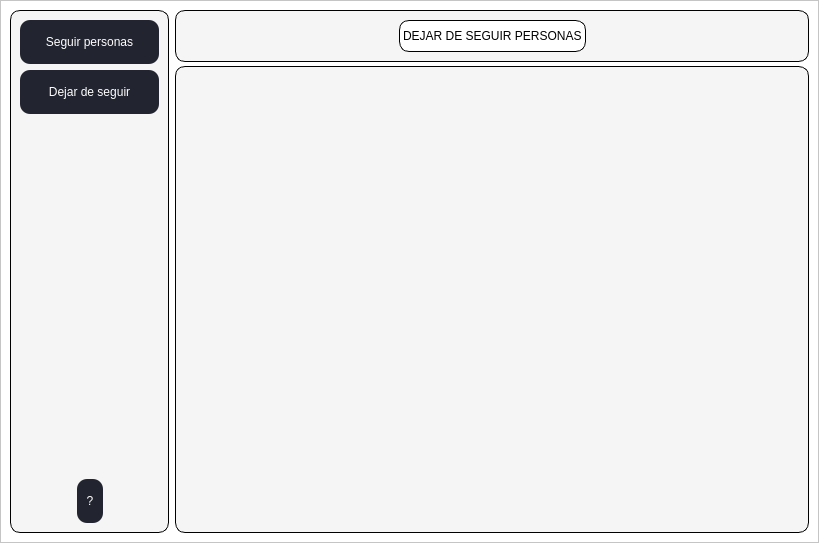
First picture: the form in ui_files/diseño.ui, repository enocsolano/bot_instagram, before the edit.
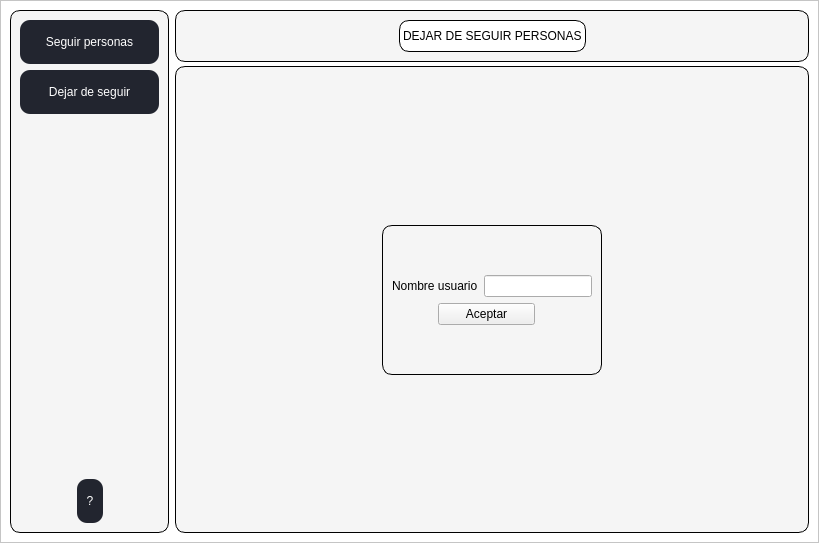
Second picture: the form after the edit. The open tabs and pages were chosen to show the change.

Commit message: "ui_files: Diseño.ui - Agregué el diseño de la pantalla dejar de seguir personas"

Diff of the .ui file:
```diff
--- a/ui_files/diseño.ui
+++ b/ui_files/diseño.ui
@@ -13,10 +13,7 @@
   <property name="windowTitle">
    <string>Form</string>
   </property>
-  <layout class="QHBoxLayout" name="horizontalLayout">
-   <property name="spacing">
-    <number>0</number>
-   </property>
+  <layout class="QGridLayout" name="gridLayout_2">
    <property name="leftMargin">
     <number>0</number>
    </property>
@@ -29,7 +26,7 @@
    <property name="bottomMargin">
     <number>0</number>
    </property>
-   <item>
+   <item row="0" column="0">
     <widget class="QFrame" name="frame_padre">
      <property name="styleSheet">
       <string notr="true">QFrame,frame padre{
@@ -140,7 +137,7 @@
       <item>
        <widget class="QStackedWidget" name="stackedWidget">
         <property name="currentIndex">
-         <number>0</number>
+         <number>1</number>
         </property>
         <widget class="QWidget" name="page_seguir_personas">
          <property name="styleSheet">
@@ -326,6 +323,131 @@
             <property name="frameShadow">
              <enum>QFrame::Raised</enum>
             </property>
+            <layout class="QGridLayout" name="gridLayout_3">
+             <item row="0" column="1">
+              <spacer name="verticalSpacer_6">
+               <property name="orientation">
+                <enum>Qt::Vertical</enum>
+               </property>
+               <property name="sizeHint" stdset="0">
+                <size>
+                 <width>20</width>
+                 <height>104</height>
+                </size>
+               </property>
+              </spacer>
+             </item>
+             <item row="1" column="0">
+              <spacer name="horizontalSpacer_7">
+               <property name="orientation">
+                <enum>Qt::Horizontal</enum>
+               </property>
+               <property name="sizeHint" stdset="0">
+                <size>
+                 <width>150</width>
+                 <height>20</height>
+                </size>
+               </property>
+              </spacer>
+             </item>
+             <item row="1" column="1" colspan="2">
+              <widget class="QFrame" name="frame">
+               <property name="frameShape">
+                <enum>QFrame::StyledPanel</enum>
+               </property>
+               <property name="frameShadow">
+                <enum>QFrame::Raised</enum>
+               </property>
+               <layout class="QGridLayout" name="gridLayout_4">
+                <item row="0" column="0">
+                 <spacer name="verticalSpacer_3">
+                  <property name="orientation">
+                   <enum>Qt::Vertical</enum>
+                  </property>
+                  <property name="sizeHint" stdset="0">
+                   <size>
+                    <width>20</width>
+                    <height>40</height>
+                   </size>
+                  </property>
+                 </spacer>
+                </item>
+                <item row="0" column="3">
+                 <spacer name="verticalSpacer_4">
+                  <property name="orientation">
+                   <enum>Qt::Vertical</enum>
+                  </property>
+                  <property name="sizeHint" stdset="0">
+                   <size>
+                    <width>20</width>
+                    <height>40</height>
+                   </size>
+                  </property>
+                 </spacer>
+                </item>
+                <item row="1" column="0" colspan="2">
+                 <widget class="QLabel" name="label_3">
+                  <property name="styleSheet">
+                   <string notr="true">border: 0;</string>
+                  </property>
+                  <property name="text">
+                   <string>Nombre usuario</string>
+                  </property>
+                 </widget>
+                </item>
+                <item row="1" column="2" colspan="2">
+                 <widget class="QLineEdit" name="lineEdit_dejar_seguir"/>
+                </item>
+                <item row="2" column="1" colspan="2">
+                 <widget class="QPushButton" name="bt_aceptar_dejar_seguir">
+                  <property name="text">
+                   <string>Aceptar</string>
+                  </property>
+                 </widget>
+                </item>
+                <item row="3" column="2">
+                 <spacer name="verticalSpacer_2">
+                  <property name="orientation">
+                   <enum>Qt::Vertical</enum>
+                  </property>
+                  <property name="sizeHint" stdset="0">
+                   <size>
+                    <width>20</width>
+                    <height>40</height>
+                   </size>
+                  </property>
+                 </spacer>
+                </item>
+               </layout>
+              </widget>
+             </item>
+             <item row="1" column="3">
+              <spacer name="horizontalSpacer_8">
+               <property name="orientation">
+                <enum>Qt::Horizontal</enum>
+               </property>
+               <property name="sizeHint" stdset="0">
+                <size>
+                 <width>150</width>
+                 <height>20</height>
+                </size>
+               </property>
+              </spacer>
+             </item>
+             <item row="2" column="2">
+              <spacer name="verticalSpacer_5">
+               <property name="orientation">
+                <enum>Qt::Vertical</enum>
+               </property>
+               <property name="sizeHint" stdset="0">
+                <size>
+                 <width>20</width>
+                 <height>103</height>
+                </size>
+               </property>
+              </spacer>
+             </item>
+            </layout>
            </widget>
           </item>
          </layout>
```
